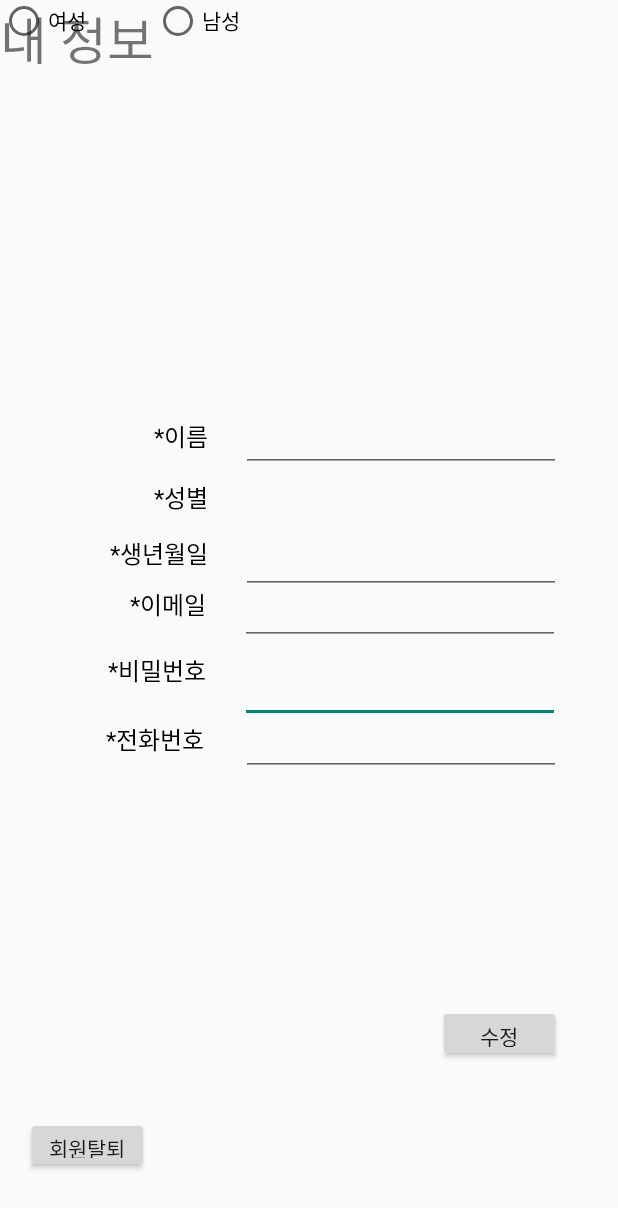
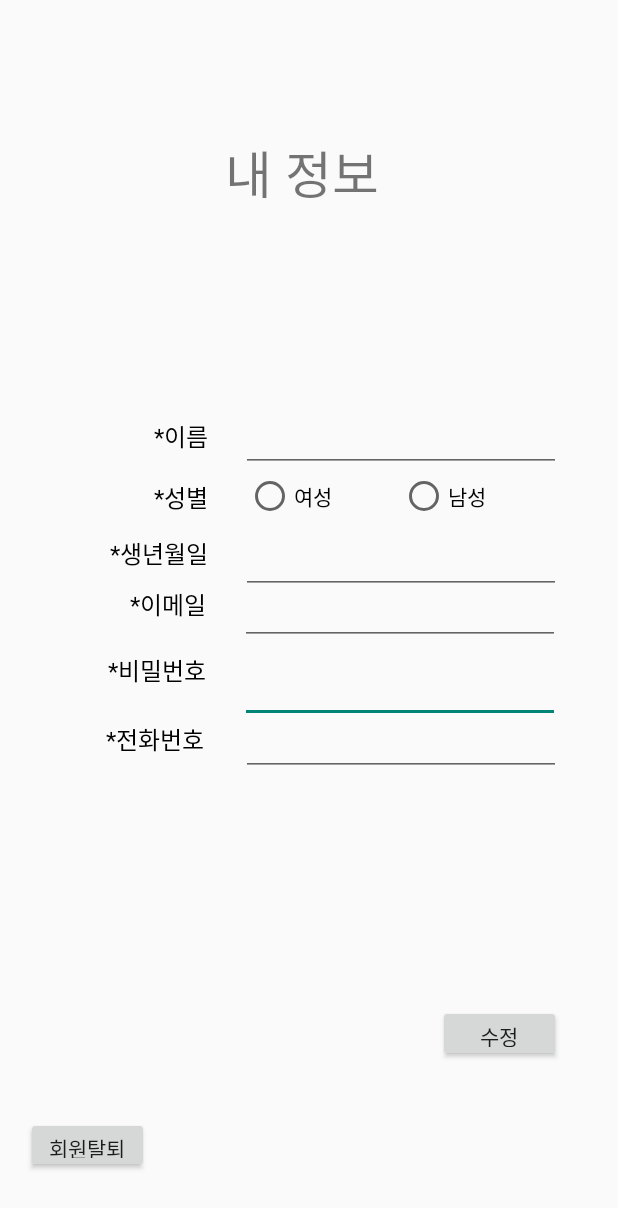
Before and after one commit to seoyoon101/SafeProject, an Android app: the MyPageActivity screen opened directly, with no data from a screen before it, on a phone screen of 412 x 824 dp. Shown: the top 1208 px of the screen. Run offline under Robolectric (Android 15) with nearby library versions, the phone set to English and light mode, and no system bars.

```diff
--- a/app/src/main/res/layout/activity_my_page.xml
+++ b/app/src/main/res/layout/activity_my_page.xml
@@ -65,11 +65,15 @@
     <TextView
         android:id="@+id/textView4"
         android:layout_width="112dp"
-        android:layout_height="56dp"
+        android:layout_height="0dp"
+        android:layout_marginTop="89dp"
+        android:layout_marginBottom="137dp"
         android:text="내 정보"
         android:textSize="34sp"
-        tools:layout_editor_absoluteX="149dp"
-        tools:layout_editor_absoluteY="89dp" />
+        app:layout_constraintBottom_toTopOf="@+id/radioGroup"
+        app:layout_constraintEnd_toEndOf="parent"
+        app:layout_constraintStart_toStartOf="parent"
+        app:layout_constraintTop_toTopOf="parent" />
 
     <EditText
         android:id="@+id/et_name2"
@@ -204,11 +208,15 @@
         app:layout_constraintGuide_begin="-34dp" />
 
     <RadioGroup
+        android:id="@+id/radioGroup"
         android:layout_width="206dp"
-        android:layout_height="27dp"
+        android:layout_height="0dp"
+        android:layout_marginEnd="42dp"
+        android:layout_marginBottom="422dp"
         android:orientation="horizontal"
-        tools:layout_editor_absoluteX="163dp"
-        tools:layout_editor_absoluteY="282dp" >
+        app:layout_constraintBottom_toBottomOf="parent"
+        app:layout_constraintEnd_toEndOf="parent"
+        app:layout_constraintTop_toBottomOf="@+id/textView4">
 
         <RadioButton
             android:id="@+id/radioButton"
```
Also changed, not shown: app/src/main/java/com/seoyoon/safeproject/JoininfoActivity.kt (+8 -6 lines), app/src/main/java/com/seoyoon/safeproject/activity_lsetting.java (deleted, +0 -14 lines), app/src/main/java/com/seoyoon/safeproject/activity_setting.java (deleted, +0 -14 lines), app/src/main/res/layout/activity_setting.xml (deleted, +0 -111 lines).
